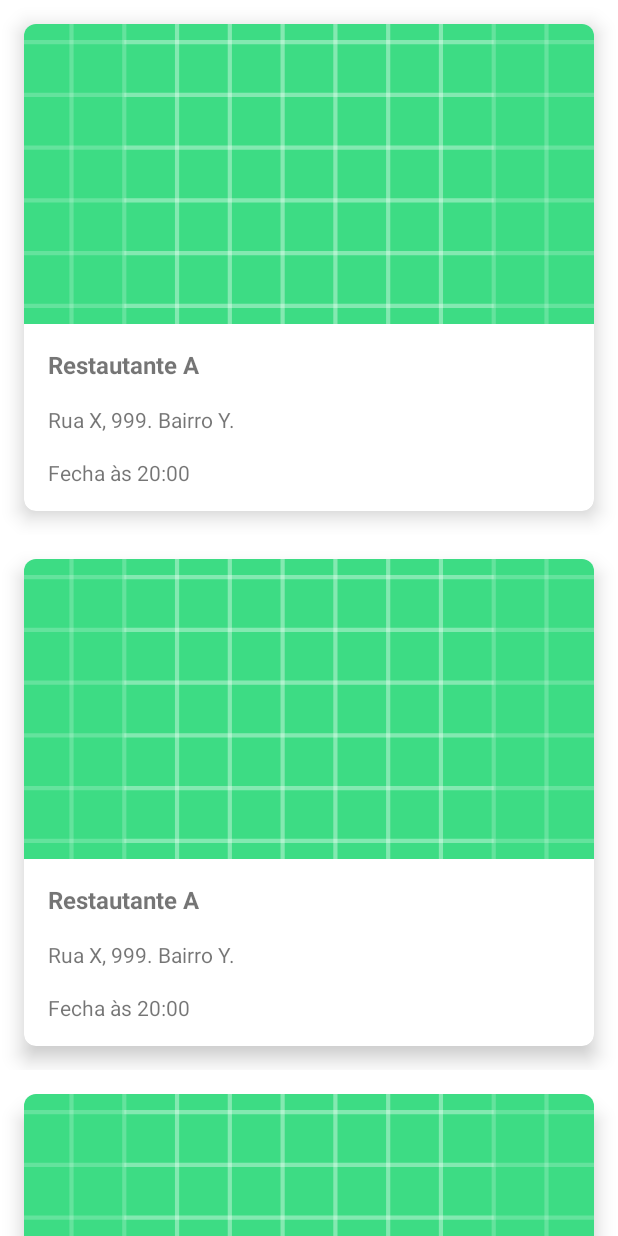
After one commit to LincolnStuart/dh-desafio-integrador-android-components, an Android app: the layout activity_home.xml on its own in the app's theme, with its tools: preview values and no code run, on a phone screen of 412 x 824 dp. The commit adds this screen. Run offline under Robolectric (Android 15) with nearby library versions, the phone set to English and light mode, and no system bars.

Commit message:
inclusão da HomeActivity e validação dos campos de login e registro

```diff
--- a/app/src/main/AndroidManifest.xml
+++ b/app/src/main/AndroidManifest.xml
@@ -9,7 +9,8 @@
         android:roundIcon="@mipmap/ic_launcher_round"
         android:supportsRtl="true"
         android:theme="@style/Theme.DesafioIntegradorAndroidComponentes">
-        <activity android:name=".ui.activities.RegistrationActivity"></activity>
+        <activity android:name=".ui.activities.HomeActivity"></activity>
+        <activity android:name=".ui.activities.RegistrationActivity" />
         <activity android:name=".ui.activities.LoginActivity" />
         <activity android:name=".ui.activities.SplashActivity">
             <intent-filter>
--- /dev/null
+++ b/app/src/main/res/layout/activity_home.xml
@@ -0,0 +1,15 @@
+<?xml version="1.0" encoding="utf-8"?>
+<androidx.constraintlayout.widget.ConstraintLayout xmlns:android="http://schemas.android.com/apk/res/android"
+    xmlns:app="http://schemas.android.com/apk/res-auto"
+    xmlns:tools="http://schemas.android.com/tools"
+    android:layout_width="match_parent"
+    android:layout_height="match_parent"
+    tools:context=".ui.activities.HomeActivity">
+
+    <androidx.recyclerview.widget.RecyclerView
+        android:id="@+id/rv_home_restaurants"
+        android:layout_width="match_parent"
+        android:layout_height="match_parent"
+        tools:listitem="@layout/item_restaurante"/>
+
+</androidx.constraintlayout.widget.ConstraintLayout>
--- a/app/src/main/res/layout/activity_registration.xml
+++ b/app/src/main/res/layout/activity_registration.xml
@@ -23,7 +23,7 @@
             <com.google.android.material.textfield.TextInputEditText
                 android:layout_width="match_parent"
                 android:layout_height="wrap_content"
-                android:hint="@string/nome"
+                android:hint="@string/name"
                 android:inputType="textPersonName" />
 
         </com.google.android.material.textfield.TextInputLayout>
@@ -57,7 +57,7 @@
             <com.google.android.material.textfield.TextInputEditText
                 android:layout_width="match_parent"
                 android:layout_height="wrap_content"
-                android:hint="@string/senha"
+                android:hint="@string/password"
                 android:inputType="textPassword"/>
 
         </com.google.android.material.textfield.TextInputLayout>
--- a/app/src/main/res/layout/item_prato.xml
+++ b/app/src/main/res/layout/item_prato.xml
@@ -22,7 +22,7 @@
                 android:id="@+id/iv_item_prato_foto"
                 android:layout_width="match_parent"
                 android:layout_height="@dimen/tamanho_imagem_prato"
-                android:contentDescription="@string/foto_do_prato"
+                android:contentDescription="@string/dish_pic"
                 android:scaleType="centerCrop"
                 app:layout_constraintEnd_toEndOf="parent"
                 app:layout_constraintStart_toStartOf="parent"
--- a/app/src/main/res/layout/item_restaurante.xml
+++ b/app/src/main/res/layout/item_restaurante.xml
@@ -19,10 +19,10 @@
             android:layout_height="wrap_content">
 
             <ImageView
-                android:id="@+id/iv_item_restaurante_foto"
+                android:id="@+id/iv_item_restaurant_pic"
                 android:layout_width="match_parent"
                 android:layout_height="@dimen/tamanho_imagem_restaurante"
-                android:contentDescription="@string/foto_do_restaurante"
+                android:contentDescription="@string/restaurant_pic"
                 android:scaleType="centerCrop"
                 app:layout_constraintEnd_toEndOf="parent"
                 app:layout_constraintStart_toStartOf="parent"
@@ -30,38 +30,39 @@
                 tools:src="@drawable/ic_launcher_background" />
 
             <TextView
-                android:id="@+id/tv_item_restaurante_nome"
+                android:id="@+id/tv_item_restaurant_name"
                 style="@style/DefaultTitle"
                 android:layout_width="0dp"
                 android:layout_height="wrap_content"
-                app:layout_constraintEnd_toEndOf="@id/iv_item_restaurante_foto"
+                app:layout_constraintEnd_toEndOf="@id/iv_item_restaurant_pic"
                 app:layout_constraintHorizontal_bias="0.0"
-                app:layout_constraintStart_toStartOf="@id/iv_item_restaurante_foto"
-                app:layout_constraintTop_toBottomOf="@id/iv_item_restaurante_foto"
+                app:layout_constraintStart_toStartOf="@id/iv_item_restaurant_pic"
+                app:layout_constraintTop_toBottomOf="@id/iv_item_restaurant_pic"
                 tools:text="Restautante A" />
 
             <TextView
-                android:id="@+id/tv_item_restaurante_endereco"
+                android:id="@+id/tv_item_restaurant_address"
                 android:layout_width="0dp"
                 android:layout_height="wrap_content"
                 android:layout_marginTop="@dimen/margem_informacao_card"
                 android:layout_marginBottom="@dimen/margem_informacao_card"
-                app:layout_constraintEnd_toEndOf="@id/tv_item_restaurante_nome"
+                app:layout_constraintEnd_toEndOf="@id/tv_item_restaurant_name"
                 app:layout_constraintHorizontal_bias="0.0"
-                app:layout_constraintStart_toStartOf="@id/tv_item_restaurante_nome"
-                app:layout_constraintTop_toBottomOf="@id/tv_item_restaurante_nome"
+                app:layout_constraintStart_toStartOf="@id/tv_item_restaurant_name"
+                app:layout_constraintTop_toBottomOf="@id/tv_item_restaurant_name"
                 tools:text="Rua X, 999. Bairro Y." />
 
             <TextView
+                android:id="@+id/tv_item_restautant_closes_at"
                 android:layout_width="0dp"
                 android:layout_height="wrap_content"
                 android:layout_marginTop="@dimen/margem_informacao_card"
                 android:layout_marginBottom="@dimen/margem_informacao_card"
                 app:layout_constraintBottom_toBottomOf="parent"
-                app:layout_constraintEnd_toEndOf="@id/tv_item_restaurante_endereco"
+                app:layout_constraintEnd_toEndOf="@id/tv_item_restaurant_address"
                 app:layout_constraintHorizontal_bias="0.0"
-                app:layout_constraintStart_toStartOf="@id/tv_item_restaurante_endereco"
-                app:layout_constraintTop_toBottomOf="@id/tv_item_restaurante_endereco"
+                app:layout_constraintStart_toStartOf="@id/tv_item_restaurant_address"
+                app:layout_constraintTop_toBottomOf="@id/tv_item_restaurant_address"
                 tools:text="Fecha às 20:00" />
         </androidx.constraintlayout.widget.ConstraintLayout>
 
```
Also changed, not shown: app/src/main/java/com/github/lincolnstuart/desafiointegradorandroidcomponentes/extensions/TextInputLayoutExtension.kt (added, +17 -0 lines), app/src/main/java/com/github/lincolnstuart/desafiointegradorandroidcomponentes/models/Dish.kt (renamed from app/src/main/java/com/github/lincolnstuart/desafiointegradorandroidcomponentes/models/Prato.kt, +7 -7 lines), app/src/main/java/com/github/lincolnstuart/desafiointegradorandroidcomponentes/models/Restaurant.kt (added, +39 -0 lines), app/src/main/java/com/github/lincolnstuart/desafiointegradorandroidcomponentes/models/Restaurante.kt (deleted, +0 -39 lines), app/src/main/java/com/github/lincolnstuart/desafiointegradorandroidcomponentes/ui/activities/HomeActivity.kt (added, +33 -0 lines), app/src/main/java/com/github/lincolnstuart/desafiointegradorandroidcomponentes/ui/activities/LoginActivity.kt (+46 -0 lines), app/src/main/java/com/github/lincolnstuart/desafiointegradorandroidcomponentes/ui/activities/RegistrationActivity.kt (+55 -0 lines), app/src/main/java/com/github/lincolnstuart/desafiointegradorandroidcomponentes/ui/adapters/RestaurantAdapter.kt (added, +40 -0 lines), app/src/main/res/layout/activity_login.xml (+7 -7 lines), app/src/main/res/values/strings.xml (+11 -5 lines).
